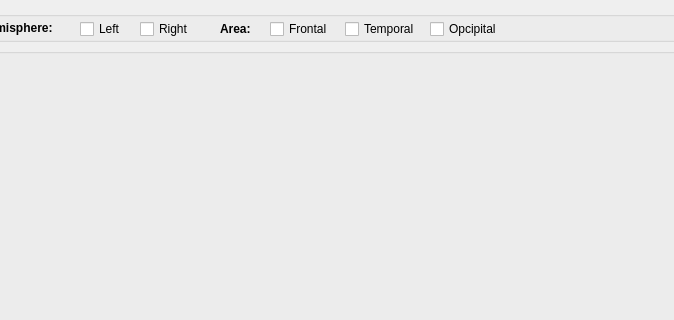
First picture: the form in guide/DialogChannels.ui, repository CCC-members/EEG_ArtifacRejection, before the edit; both pictures show x 200 to 874 and y 0 to 320 of the 1277 by 896 pixel window.
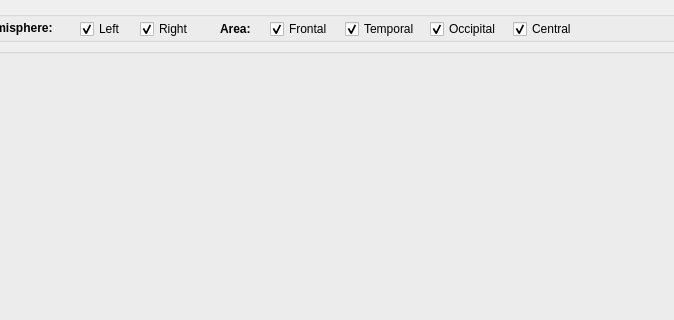
Second picture: the form after the edit.

Commit message: Updating Channels Selection

The edit to the form file:
```diff
--- a/guide/DialogChannels.ui
+++ b/guide/DialogChannels.ui
@@ -89,6 +89,9 @@
       <property name="text">
        <string>Left</string>
       </property>
+      <property name="checked">
+       <bool>true</bool>
+      </property>
      </widget>
      <widget class="QCheckBox" name="checkBoxHemR">
       <property name="geometry">
@@ -102,6 +105,9 @@
       <property name="text">
        <string>Right</string>
       </property>
+      <property name="checked">
+       <bool>true</bool>
+      </property>
      </widget>
      <widget class="QLabel" name="label_2">
       <property name="geometry">
@@ -132,6 +138,9 @@
       <property name="text">
        <string>Frontal</string>
       </property>
+      <property name="checked">
+       <bool>true</bool>
+      </property>
      </widget>
      <widget class="QCheckBox" name="checkBoxAreaT">
       <property name="geometry">
@@ -145,6 +154,9 @@
       <property name="text">
        <string>Temporal</string>
       </property>
+      <property name="checked">
+       <bool>true</bool>
+      </property>
      </widget>
      <widget class="QCheckBox" name="checkBoxAreaO">
       <property name="geometry">
@@ -156,7 +168,26 @@
        </rect>
       </property>
       <property name="text">
-       <string>Opcipital</string>
+       <string>Occipital</string>
+      </property>
+      <property name="checked">
+       <bool>true</bool>
+      </property>
+     </widget>
+     <widget class="QCheckBox" name="checkBoxAreaC">
+      <property name="geometry">
+       <rect>
+        <x>563</x>
+        <y>8</y>
+        <width>81</width>
+        <height>20</height>
+       </rect>
+      </property>
+      <property name="text">
+       <string>Central</string>
+      </property>
+      <property name="checked">
+       <bool>true</bool>
       </property>
      </widget>
     </widget>
```
Left out of the diff: 56 changed lines with no effect on the pictures. The commit also changes 2 other files.
